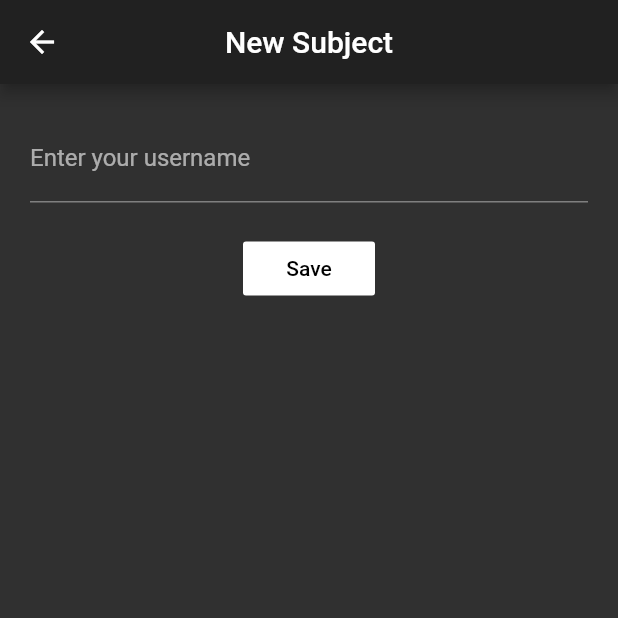
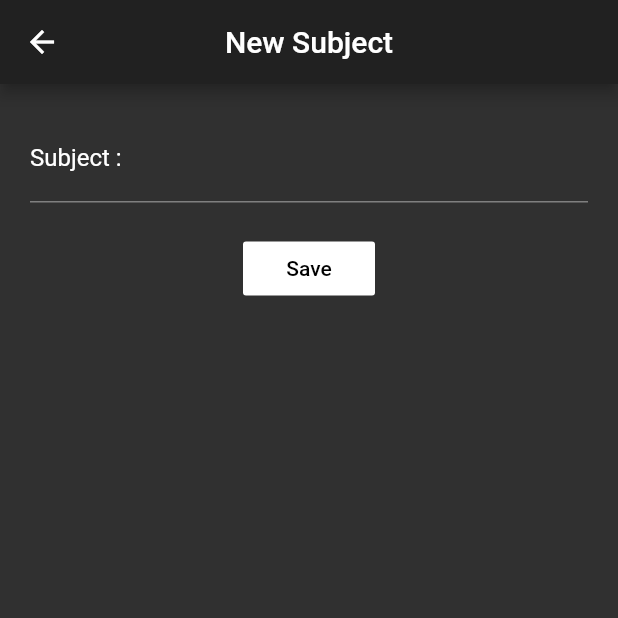
Before and after one commit to prapawity/flutter_assignment_03, a Flutter app: the screen it shows after launch, after a tap on the "add" icon, on a phone screen of 412 x 824 dp, the top half of it. Run offline on Flutter 3.47's test engine with Material 2 defaults, Android fonts, the phone set to English and light mode, and no system bars; our stand-ins replace cloud_firestore; accounts and stored records are empty.

Commit message:
fin prototype

```diff
--- a/flutter_assignment_03/lib/views/firstpage.dart
+++ b/flutter_assignment_03/lib/views/firstpage.dart
@@ -62,16 +62,16 @@ class FirstPageState extends State<FirstPage> {
               ? Container(
                   color: Colors.red,
                   child: StreamBuilder(
-                    stream: todo.collection("todo").snapshots(),
+                    stream: Firestore.instance.collection('todo').where('done', isEqualTo: false).snapshots(),
                     builder: (context, AsyncSnapshot<QuerySnapshot> snapshort) {
                       listFalse = [];
                       if (snapshort.hasData) {
                         for(var i = 0;i< snapshort.data.documents.length;i++){
-                          if(snapshort.data.documents.elementAt(i).data['status'] == false){
+                          if(snapshort.data.documents.elementAt(i).data['done'] == false){
                             listFalse.add(snapshort);
                           }
                         }
-                        return ListView.builder(
+                        return listFalse.length > 0 ? ListView.builder(
                           itemCount: listFalse.length,
                           itemBuilder: (BuildContext context, int index) {
                             return ListTile(
@@ -87,15 +87,17 @@ class FirstPageState extends State<FirstPage> {
                                     'title': listFalse[index].data.documents
                                         .elementAt(index)
                                         .data['title'],
-                                    'status': true
+                                    'done': value
                                   });
                                 },
                                 value: listFalse[index].data.documents
                                     .elementAt(index)
-                                    .data['status'],
+                                    .data['done'],
                               ),
                             );
                           },
+                        ) : Center(
+                          child: Text("No Data Found"),
                         );
                       } else {
                         return Center(
@@ -107,16 +109,16 @@ class FirstPageState extends State<FirstPage> {
               : Container(
                   color: Colors.pink,
                   child: StreamBuilder(
-                    stream: todo.collection("todo").snapshots(),
+                    stream: Firestore.instance.collection('todo').where('done', isEqualTo: true).snapshots(),
                     builder: (context, AsyncSnapshot<QuerySnapshot> snapshort) {
                       listFalse2 = [];
                       if (snapshort.hasData) {
                         for(var i = 0;i< snapshort.data.documents.length;i++){
-                          if(snapshort.data.documents.elementAt(i).data['status'] == true){
+                          if(snapshort.data.documents.elementAt(i).data['done'] == true){
                             listFalse2.add(snapshort);
                           }
                         }
-                        return ListView.builder(
+                        return listFalse2.length > 0 ? ListView.builder(
                           itemCount: listFalse2.length,
                           itemBuilder: (BuildContext context, int index) {
                             return ListTile(
@@ -132,16 +134,16 @@ class FirstPageState extends State<FirstPage> {
                                     'title': listFalse2[index].data.documents
                                         .elementAt(index)
                                         .data['title'],
-                                    'status': value
+                                    'done': value
                                   });
                                 },
                                 value: listFalse2[index].data.documents
                                     .elementAt(index)
-                                    .data['status'],
+                                    .data['done'],
                               ),
-                            );
+                            ) ;
                           },
-                        );
+                        ) : Center(child: Text('No Data Found'),);
                       } else {
                         return Center(
                           child: Text("No Data"),
--- a/flutter_assignment_03/lib/views/form_Screen.dart
+++ b/flutter_assignment_03/lib/views/form_Screen.dart
@@ -5,7 +5,7 @@ import 'package:flutter_assignment_03/controller/controller.dart';
 class form_screen extends StatelessWidget {
   FirebaseFirestoreService todo = new FirebaseFirestoreService();
   final myController = TextEditingController();
-  final _formkey = GlobalKey<FormState>();
+  static final _formkey = GlobalKey<FormState>();
   String title = "";
   @override
   Widget build(BuildContext context) {
@@ -23,16 +23,22 @@ class form_screen extends StatelessWidget {
                   Container(
                     margin: EdgeInsets.all(20),
                     child: TextFormField(
-                      controller: myController,
-                      decoration:
-                          InputDecoration(labelText: 'Enter your username'),
-                          validator: (value){
-                            if (value.isEmpty){
-                              return 'Please Fill Subject';
-                            }else{
-                              title = value;
-                            }
-                          },
+                      // controller: myController,
+                      style: TextStyle(color: Colors.white),
+                      decoration: InputDecoration(
+                        labelText: "Subject :",
+                        labelStyle: TextStyle(color: Colors.white),
+                        focusedBorder: UnderlineInputBorder(
+                          borderSide: BorderSide(color: Colors.white),
+                        ),
+                      ),
+                      validator: (value) {
+                        if (value.isEmpty) {
+                          return "Please fill Subject";
+                        } else {
+                          title = value;
+                        }
+                      },
                     ),
                   ),
                   Container(
@@ -45,7 +51,12 @@ class form_screen extends StatelessWidget {
                       splashColor: Colors.blueGrey,
                       onPressed: () {
                         _formkey.currentState.validate();
-                        Firestore.instance.collection('todo').add({'title':title,'status':false});
+                        if (title.length > 0) {
+                          Firestore.instance
+                              .collection('todo')
+                              .add({'title': title, 'done': false});
+                          Navigator.pop(context);
+                        }
                       },
                     ),
                   ),
```
